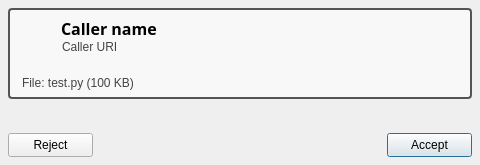
Qt form resources/incoming_filetransfer_dialog.ui (AGProjects/blink-qt) before a commit.
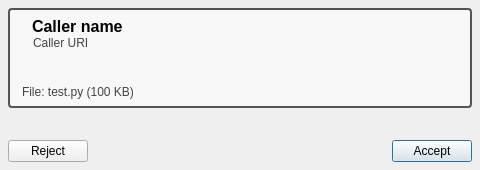
The same form after that commit. Icons and pictures are not drawn.

Commit message: Fixed layout issues in incoming dialogs

Patch:
```diff
--- a/resources/incoming_filetransfer_dialog.ui
+++ b/resources/incoming_filetransfer_dialog.ui
@@ -7,19 +7,19 @@
     <x>0</x>
     <y>0</y>
     <width>480</width>
-    <height>165</height>
+    <height>170</height>
    </rect>
   </property>
   <property name="minimumSize">
    <size>
     <width>480</width>
-    <height>165</height>
+    <height>170</height>
    </size>
   </property>
   <property name="maximumSize">
    <size>
     <width>16777215</width>
-    <height>165</height>
+    <height>170</height>
    </size>
   </property>
   <property name="windowTitle">
@@ -31,7 +31,7 @@
   </property>
   <layout class="QVBoxLayout" name="dialog_layout">
    <property name="spacing">
-    <number>34</number>
+    <number>32</number>
    </property>
    <property name="margin">
     <number>8</number>
@@ -156,7 +156,6 @@
         </property>
         <property name="font">
          <font>
-          <family>Sans Serif</family>
           <pointsize>12</pointsize>
           <weight>75</weight>
           <bold>true</bold>
@@ -172,18 +171,6 @@
       </item>
       <item row="0" column="0" rowspan="2">
        <widget class="QLabel" name="user_icon">
-        <property name="minimumSize">
-         <size>
-          <width>36</width>
-          <height>36</height>
-         </size>
-        </property>
-        <property name="maximumSize">
-         <size>
-          <width>36</width>
-          <height>36</height>
-         </size>
-        </property>
         <property name="pixmap">
          <pixmap>icons/default-avatar.png</pixmap>
         </property>
@@ -199,8 +186,8 @@
         </property>
         <property name="sizeHint" stdset="0">
          <size>
-          <width>0</width>
-          <height>0</height>
+          <width>20</width>
+          <height>20</height>
          </size>
         </property>
        </spacer>
@@ -289,16 +276,10 @@
      </property>
      <item>
       <widget class="QPushButton" name="reject_button">
-       <property name="minimumSize">
-        <size>
-         <width>85</width>
-         <height>24</height>
-        </size>
-       </property>
        <property name="maximumSize">
         <size>
          <width>16777215</width>
-         <height>24</height>
+         <height>28</height>
         </size>
        </property>
        <property name="toolTip">
@@ -324,16 +305,10 @@
      </item>
      <item>
       <widget class="QPushButton" name="accept_button">
-       <property name="minimumSize">
-        <size>
-         <width>85</width>
-         <height>24</height>
-        </size>
-       </property>
        <property name="maximumSize">
         <size>
          <width>16777215</width>
-         <height>24</height>
+         <height>28</height>
         </size>
        </property>
        <property name="text">
```
Left out of the diff: 19 changed lines with no effect on the pictures. The commit also changes 5 other files.
